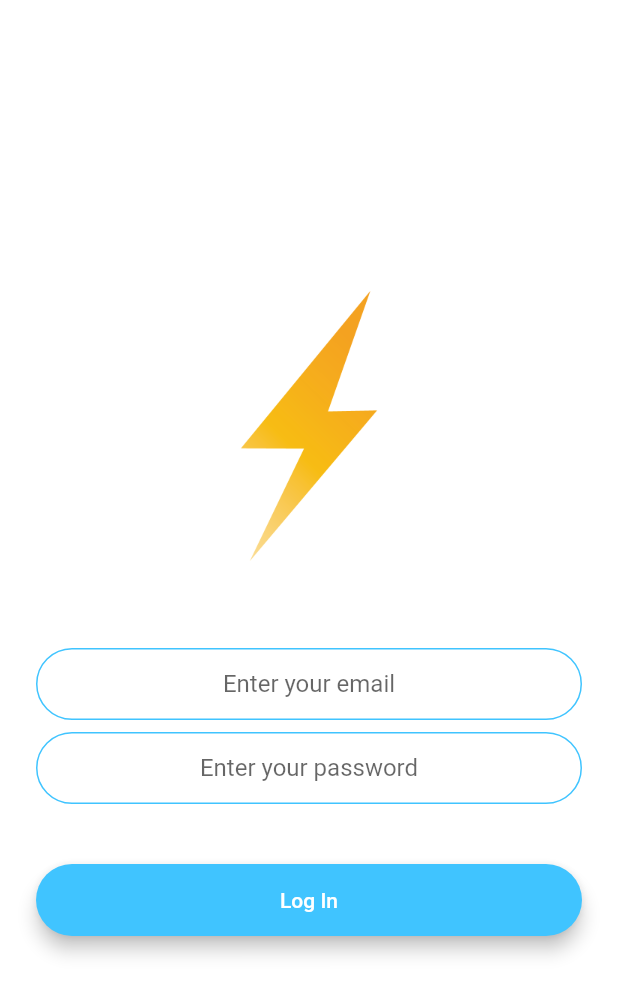
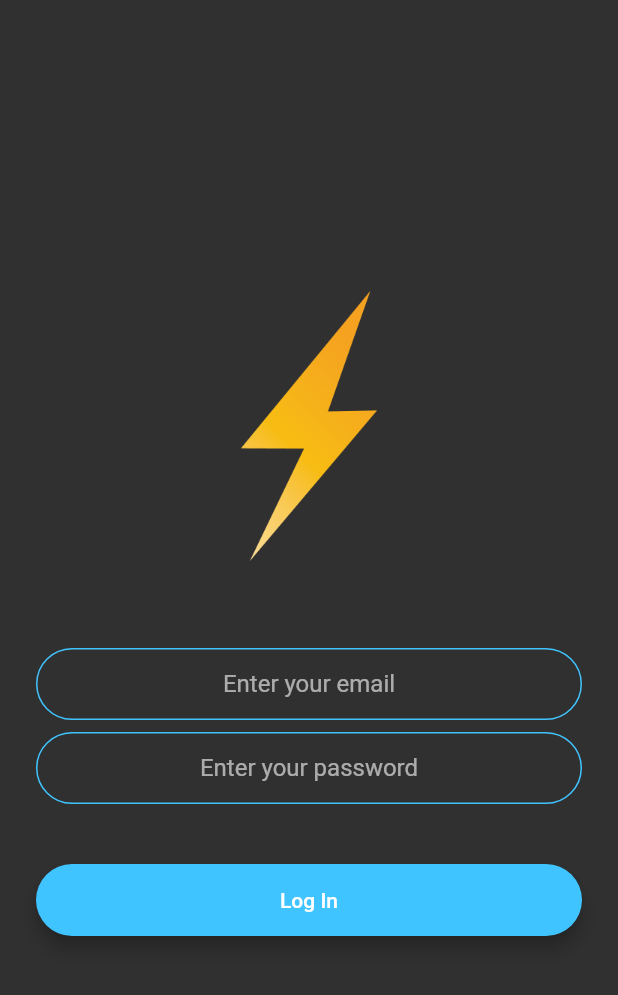
Before and after one commit to rithik-dev/Flash-Chat, a Flutter app: the screen it shows after launch, after a tap on "Log In", on a phone screen of 412 x 824 dp. Shown: the top 995 px of the screen. Run offline on Flutter 3.47's test engine with Material 2 defaults, Android fonts, the phone set to English and light mode, and no system bars; our stand-ins replace animated_text_kit, cloud_firestore, firebase_auth, modal_progress_hud; accounts and stored records are empty.

Commit message:
few changes
 - user now automatically logs in  when the app opens if user did not logout from the app.
 - every message now has a time stamp
 - dark theme
 - users cannot send blank messages

```diff
--- a/lib/main.dart
+++ b/lib/main.dart
@@ -10,6 +10,7 @@ class FlashChat extends StatelessWidget {
   @override
   Widget build(BuildContext context) {
     return MaterialApp(
+      theme: ThemeData.dark(),
       home: WelcomeScreen(),
       initialRoute: WelcomeScreen.id,
       routes: {
--- a/lib/screens/login_screen.dart
+++ b/lib/screens/login_screen.dart
@@ -20,7 +20,6 @@ class _LoginScreenState extends State<LoginScreen> {
   @override
   Widget build(BuildContext context) {
     return Scaffold(
-      backgroundColor: Colors.white,
       body: ModalProgressHUD(
         inAsyncCall: showSpinner,
         child: Padding(
--- a/lib/screens/registration_screen.dart
+++ b/lib/screens/registration_screen.dart
@@ -20,7 +20,6 @@ class _RegistrationScreenState extends State<RegistrationScreen> {
   @override
   Widget build(BuildContext context) {
     return Scaffold(
-      backgroundColor: Colors.white,
       body: ModalProgressHUD(
         inAsyncCall: showSpinner,
         child: Padding(
--- a/lib/screens/welcome_screen.dart
+++ b/lib/screens/welcome_screen.dart
@@ -1,3 +1,5 @@
+import 'package:firebase_auth/firebase_auth.dart';
+import 'package:flash_chat_app/screens/chat_screen.dart';
 import 'package:flash_chat_app/screens/login_screen.dart';
 import 'package:flash_chat_app/screens/registration_screen.dart';
 import 'package:flutter/material.dart';
@@ -15,10 +17,13 @@ class _WelcomeScreenState extends State<WelcomeScreen>
     with SingleTickerProviderStateMixin {
   AnimationController controller;
   Animation animation;
+  final _auth = FirebaseAuth.instance;
 
   @override
   void initState() {
     super.initState();
+
+    getCurrentUser();
 
     controller = AnimationController(
       duration: Duration(seconds: 1),
@@ -38,10 +43,20 @@ class _WelcomeScreenState extends State<WelcomeScreen>
     super.dispose();
   }
 
+  void getCurrentUser() async {
+    try {
+      final user = await _auth.currentUser();
+      if (user != null) {
+        Navigator.pushNamed(context, ChatScreen.id);
+      }
+    } catch (e) {
+      print(e);
+    }
+  }
+
   @override
   Widget build(BuildContext context) {
     return Scaffold(
-      backgroundColor: animation.value,
       body: Padding(
         padding: EdgeInsets.symmetric(horizontal: 24.0),
         child: Column(
@@ -49,6 +64,7 @@ class _WelcomeScreenState extends State<WelcomeScreen>
           crossAxisAlignment: CrossAxisAlignment.stretch,
           children: <Widget>[
             Row(
+              crossAxisAlignment: CrossAxisAlignment.center,
               children: <Widget>[
                 Hero(
                   tag: "logo",
```
Also changed, not shown: lib/screens/chat_screen.dart (+22 -7 lines).
